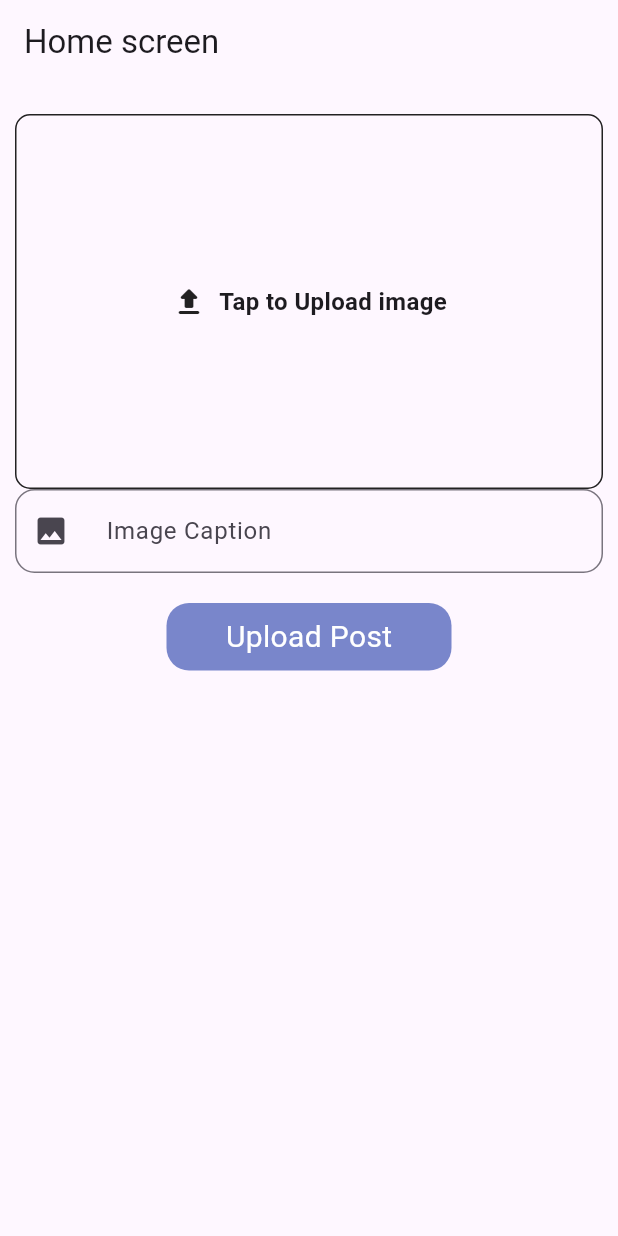
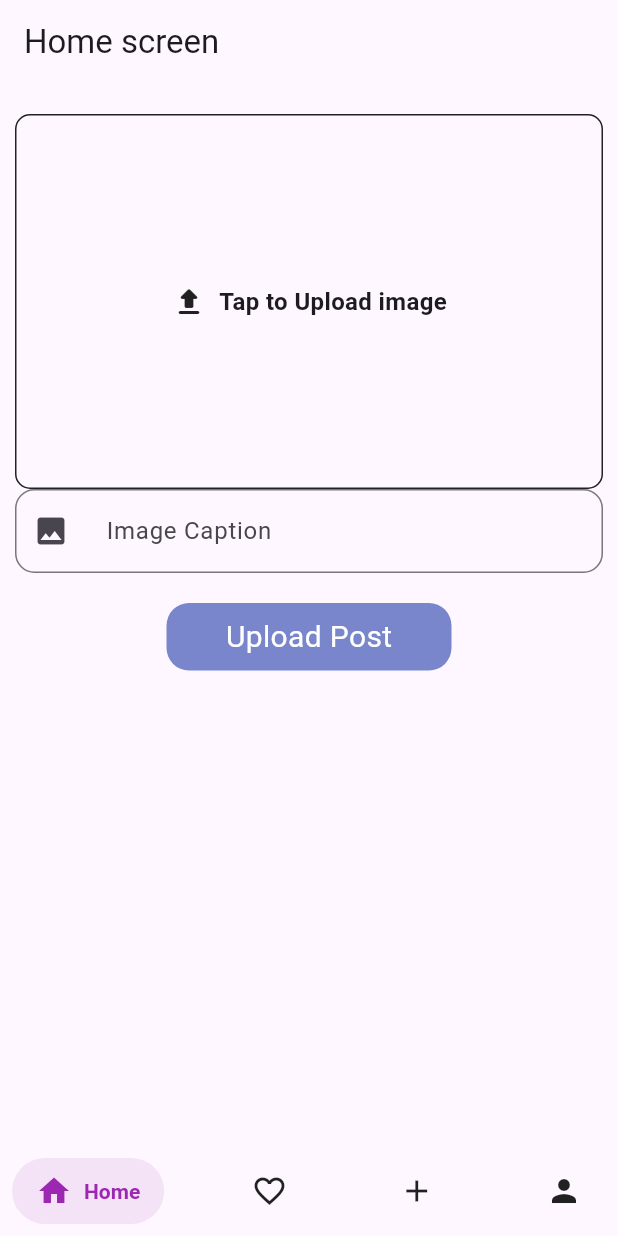
Before and after one commit to iam-talhaa/social_media_app, a Flutter app: the screen it shows after launch, on a phone screen of 412 x 824 dp. Run offline on Flutter 3.47's test engine with Material 3 defaults, Android fonts, the phone set to English and light mode, and no system bars; drawn by our look-alikes of salomon_bottom_bar; our stand-ins replace cloud_firestore, dropdown_search, firebase_auth, firebase_core, firebase_storage, fluttertoast and 1 more; accounts and stored records are empty.

Commit message:
add bottom Navigation bar And Added Screen of Bottom Navigation Bar

```diff
--- a/lib/ui/home/home_screen.dart
+++ b/lib/ui/home/home_screen.dart
@@ -4,6 +4,7 @@ import 'package:cloud_firestore/cloud_firestore.dart';
 import 'package:firebase_storage/firebase_storage.dart';
 import 'package:flutter/material.dart';
 import 'package:image_picker/image_picker.dart';
+import 'package:salomon_bottom_bar/salomon_bottom_bar.dart';
 import 'package:social_media_app/customs/custom_btn.dart';
 import 'package:social_media_app/utils/UTILS.dart';
 
@@ -65,11 +66,45 @@ class _HomeScreenState extends State<HomeScreen> {
     }
   }
 
+  var _currentIndex = 0;
   @override
   Widget build(BuildContext context) {
     return Scaffold(
       appBar: AppBar(
         title: Text("Home screen "),
+      ),
+      bottomNavigationBar: SalomonBottomBar(
+        currentIndex: _currentIndex,
+        onTap: (i) => setState(() => _currentIndex = i),
+        items: [
+          /// Home
+          SalomonBottomBarItem(
+            icon: Icon(Icons.home),
+            title: Text("Home"),
+            selectedColor: Colors.purple,
+          ),
+
+          /// Likes
+          SalomonBottomBarItem(
+            icon: Icon(Icons.favorite_border),
+            title: Text("Likes"),
+            selectedColor: Colors.pink,
+          ),
+
+          /// Search
+          SalomonBottomBarItem(
+            icon: Icon(Icons.add),
+            title: Text("Search"),
+            selectedColor: Colors.orange,
+          ),
+
+          /// Profile
+          SalomonBottomBarItem(
+            icon: Icon(Icons.person),
+            title: Text("Profile"),
+            selectedColor: Colors.teal,
+          ),
+        ],
       ),
       body: Padding(
         padding: const EdgeInsets.symmetric(horizontal: 10),
--- a/pubspec.yaml
+++ b/pubspec.yaml
@@ -43,6 +43,7 @@ dependencies:
   firebase_core: ^3.6.0
   image_picker: ^1.1.2
   dropdown_search: ^6.0.1
+  salomon_bottom_bar: ^3.3.2
 
 dev_dependencies:
   flutter_test:
```
Also changed, not shown: lib/ui/home/Add_post_screen.dart (added, +20 -0 lines), lib/ui/home/Profile_screen.dart (added, +19 -0 lines), lib/ui/home/fav_screen.dart (added, +20 -0 lines), pubspec.lock.
